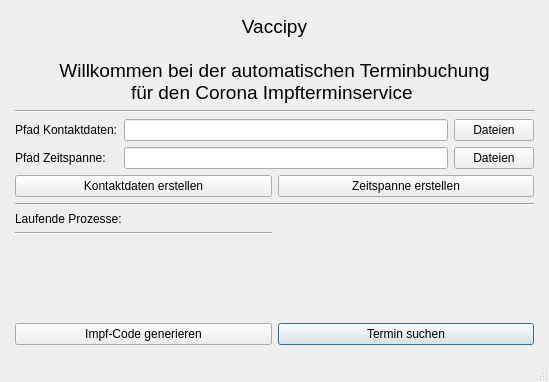
Old version of the form tools/gui/main.ui in the repository timreibe/vaccipy.
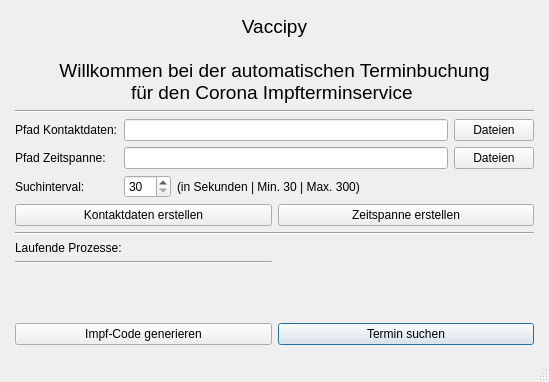
New version of the form.

Commit message: Added dynamic setting of the interval

Patch:
```diff
--- a/tools/gui/main.ui
+++ b/tools/gui/main.ui
@@ -29,37 +29,7 @@
       <property name="bottomMargin">
        <number>6</number>
       </property>
-      <item row="6" column="0">
-       <widget class="Line" name="line_3">
-        <property name="orientation">
-         <enum>Qt::Horizontal</enum>
-        </property>
-       </widget>
-      </item>
-      <item row="5" column="0">
-       <widget class="QLabel" name="label">
-        <property name="text">
-         <string>Laufende Prozesse:</string>
-        </property>
-       </widget>
-      </item>
-      <item row="9" column="1">
-       <widget class="QPushButton" name="b_termin_suchen">
-        <property name="text">
-         <string>Termin suchen</string>
-        </property>
-        <property name="autoDefault">
-         <bool>false</bool>
-        </property>
-        <property name="default">
-         <bool>true</bool>
-        </property>
-        <property name="flat">
-         <bool>false</bool>
-        </property>
-       </widget>
-      </item>
-      <item row="8" column="0">
+      <item row="10" column="0">
        <spacer name="verticalSpacer">
         <property name="orientation">
          <enum>Qt::Vertical</enum>
@@ -72,28 +42,24 @@
         </property>
        </spacer>
       </item>
-      <item row="0" column="0" colspan="2">
-       <widget class="QLabel" name="header_label">
-        <property name="font">
-         <font>
-          <pointsize>14</pointsize>
-         </font>
+      <item row="1" column="0" colspan="2">
+       <widget class="Line" name="line">
+        <property name="orientation">
+         <enum>Qt::Horizontal</enum>
         </property>
-        <property name="text">
-         <string>Vaccipy
-
-Willkommen bei der automatischen Terminbuchung
-für den Corona Impfterminservice </string>
+       </widget>
+      </item>
+      <item row="8" column="0">
+       <widget class="Line" name="line_3">
+        <property name="orientation">
+         <enum>Qt::Horizontal</enum>
         </property>
-        <property name="alignment">
-         <set>Qt::AlignCenter</set>
-        </property>
        </widget>
       </item>
-      <item row="9" column="0">
-       <widget class="QPushButton" name="b_code_generieren">
+      <item row="5" column="0">
+       <widget class="QPushButton" name="b_neue_kontaktdaten">
         <property name="text">
-         <string>Impf-Code generieren</string>
+         <string>Kontaktdaten erstellen</string>
         </property>
        </widget>
       </item>
@@ -155,36 +121,123 @@
           </item>
          </layout>
         </item>
+        <item row="2" column="0">
+         <widget class="QLabel" name="interval_label">
+          <property name="text">
+           <string>Suchinterval:</string>
+          </property>
+         </widget>
+        </item>
+        <item row="2" column="1">
+         <layout class="QGridLayout" name="gridLayout_5">
+          <item row="0" column="1">
+           <widget class="QLabel" name="label_interval_info">
+            <property name="text">
+             <string>(in Sekunden | Min. 30 | Max. 300)</string>
+            </property>
+           </widget>
+          </item>
+          <item row="0" column="0">
+           <widget class="QSpinBox" name="i_interval">
+            <property name="minimumSize">
+             <size>
+              <width>20</width>
+              <height>0</height>
+             </size>
+            </property>
+            <property name="maximumSize">
+             <size>
+              <width>100</width>
+              <height>16777215</height>
+             </size>
+            </property>
+            <property name="minimum">
+             <number>30</number>
+            </property>
+            <property name="maximum">
+             <number>300</number>
+            </property>
+           </widget>
+          </item>
+          <item row="0" column="2">
+           <spacer name="horizontalSpacer">
+            <property name="orientation">
+             <enum>Qt::Horizontal</enum>
+            </property>
+            <property name="sizeHint" stdset="0">
+             <size>
+              <width>40</width>
+              <height>20</height>
+             </size>
+            </property>
+           </spacer>
+          </item>
+         </layout>
+        </item>
        </layout>
       </item>
-      <item row="3" column="0">
-       <widget class="QPushButton" name="b_neue_kontaktdaten">
-        <property name="text">
-         <string>Kontaktdaten erstellen</string>
-        </property>
-       </widget>
-      </item>
-      <item row="3" column="1">
+      <item row="5" column="1">
        <widget class="QPushButton" name="b_neue_zeitspanne">
         <property name="text">
          <string>Zeitspanne erstellen</string>
         </property>
        </widget>
       </item>
-      <item row="7" column="0" colspan="2">
+      <item row="9" column="0" colspan="2">
        <layout class="QFormLayout" name="prozesse_layout"/>
       </item>
-      <item row="4" column="0" colspan="2">
+      <item row="6" column="0" colspan="2">
        <widget class="Line" name="line_4">
         <property name="orientation">
          <enum>Qt::Horizontal</enum>
         </property>
        </widget>
       </item>
-      <item row="1" column="0" colspan="2">
-       <widget class="Line" name="line">
-        <property name="orientation">
-         <enum>Qt::Horizontal</enum>
+      <item row="0" column="0" colspan="2">
+       <widget class="QLabel" name="header_label">
+        <property name="font">
+         <font>
+          <pointsize>14</pointsize>
+         </font>
+        </property>
+        <property name="text">
+         <string>Vaccipy
+
+Willkommen bei der automatischen Terminbuchung
+für den Corona Impfterminservice </string>
+        </property>
+        <property name="alignment">
+         <set>Qt::AlignCenter</set>
+        </property>
+       </widget>
+      </item>
+      <item row="11" column="0">
+       <widget class="QPushButton" name="b_code_generieren">
+        <property name="text">
+         <string>Impf-Code generieren</string>
+        </property>
+       </widget>
+      </item>
+      <item row="11" column="1">
+       <widget class="QPushButton" name="b_termin_suchen">
+        <property name="text">
+         <string>Termin suchen</string>
+        </property>
+        <property name="autoDefault">
+         <bool>false</bool>
+        </property>
+        <property name="default">
+         <bool>true</bool>
+        </property>
+        <property name="flat">
+         <bool>false</bool>
+        </property>
+       </widget>
+      </item>
+      <item row="7" column="0">
+       <widget class="QLabel" name="label">
+        <property name="text">
+         <string>Laufende Prozesse:</string>
         </property>
        </widget>
       </item>
@@ -198,7 +251,7 @@
      <x>0</x>
      <y>0</y>
      <width>549</width>
-     <height>21</height>
+     <height>18</height>
     </rect>
    </property>
   </widget>
```
The commit also changes 3 other files.
